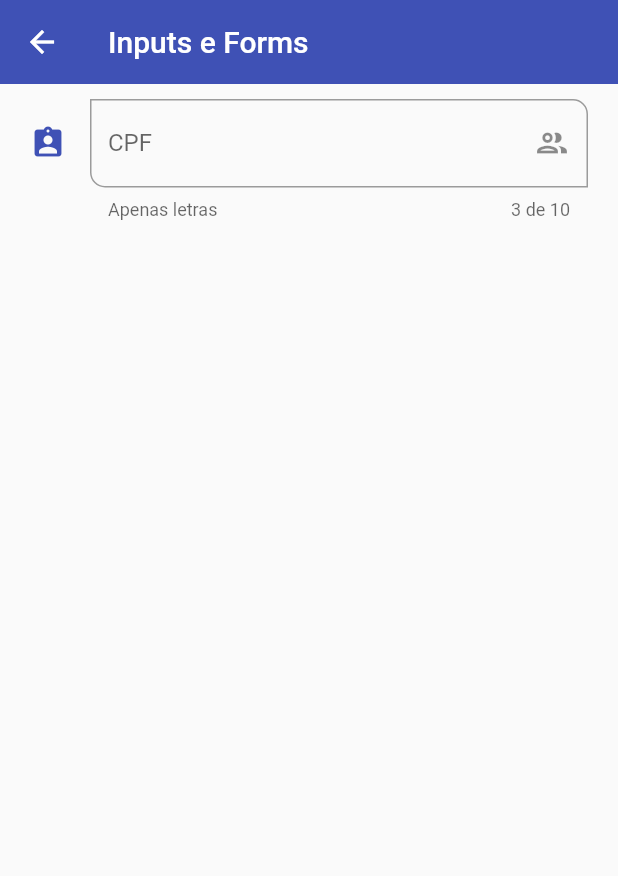
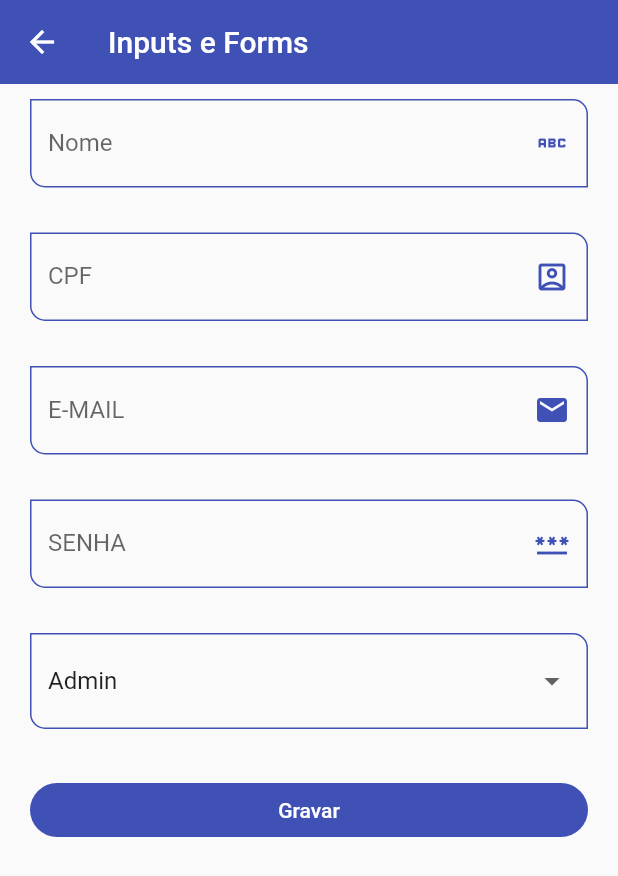
Before and after one commit to andreneri2004/components_flutter, a Flutter app: the InputsScreen screen opened by its route, on a phone screen of 412 x 824 dp. Shown: the top 876 px of the screen. Run offline on Flutter 3.47's test engine with Material 2 defaults, Android fonts, the phone set to English and light mode, and no system bars.

Commit message:
Slider e SwithListTitel

```diff
--- a/lib/router/app_routes.dart
+++ b/lib/router/app_routes.dart
@@ -12,8 +12,9 @@ class AppRoutes {
     MenuOption(route: 'listView1', name: 'List View 1', screen: const ListVie1Screen(), icon: Icons.list),
     MenuOption(route: 'listView2', name: 'List View 2', screen: const ListVie2Screen(), icon: Icons.list_alt),
     MenuOption(route: 'avatar', name: 'Avatar', screen: const AvatarScreen(), icon: Icons.child_care_rounded),
-     MenuOption(route: 'animated', name: 'Animação', screen: const AnimatedScreen(), icon: Icons.play_arrow_rounded),
-      MenuOption(route: 'inputs', name: 'Inputs', screen: const InputsScreen(), icon: Icons.input_rounded),
+    MenuOption(route: 'animated', name: 'Animação', screen: const AnimatedScreen(), icon: Icons.play_arrow_rounded),
+    MenuOption(route: 'inputs', name: 'Inputs', screen: const InputsScreen(), icon: Icons.input_rounded),
+     MenuOption(route: 'slider', name: 'Slider', screen: const SliderScreen(), icon: Icons.slow_motion_video_rounded)
   ];
 
   static Map<String, Widget Function(BuildContext)> getAppRoutes(){
--- a/lib/src/screens/inputs_screen.dart
+++ b/lib/src/screens/inputs_screen.dart
@@ -1,10 +1,16 @@
 import 'package:flutter/material.dart';
+import 'package:components/widgets/widgets.dart';
 
 class InputsScreen extends StatelessWidget {
   const InputsScreen({Key? key}) : super(key: key);
 
   @override
   Widget build(BuildContext context) {
+    //Quando se quer ter uma referência do componente
+    final GlobalKey<FormState> myFormKey = GlobalKey<FormState>();
+
+    final Map<String, String> formValues = {};
+
     return Scaffold(
       appBar: AppBar(
         title: const Text('Inputs e Forms'),
@@ -12,52 +18,70 @@ class InputsScreen extends StatelessWidget {
       body: SingleChildScrollView(
         child: Padding(
           padding: const EdgeInsets.symmetric(horizontal: 20, vertical: 10),
-          child: Column(
-            children: const [
-              CustomTextFormFild(),
-            ],
+          child: Form(
+            key: myFormKey,
+            child: Column(
+              children: [
+                CustomInputFild(
+                  labelText: 'Nome',
+                  sufixo: Icons.abc_outlined,
+                  formProperty: 'first_name',
+                  formValues: formValues,
+                ),
+                const SizedBox(height: 30),
+                CustomInputFild(
+                  labelText: 'CPF',
+                  sufixo: Icons.account_box_outlined,
+                  formProperty: 'cpf',
+                  formValues: formValues,
+                ),
+                const SizedBox(height: 30),
+                CustomInputFild(
+                    labelText: 'E-MAIL',
+                    sufixo: Icons.email,
+                    textInputType: TextInputType.emailAddress,
+                    formProperty: 'email',
+                    formValues: formValues),
+                const SizedBox(height: 30),
+                CustomInputFild(
+                    labelText: 'SENHA',
+                    sufixo: Icons.password,
+                    obscureText: true,
+                    formProperty: 'senha',
+                    formValues: formValues),
+                const SizedBox(height: 30),
+                DropdownButtonFormField<String>(
+                  value: "Admin",
+                  items: const [
+                    DropdownMenuItem(value: 'Admin', child: Text('Admin')),
+                    DropdownMenuItem(value: 'SuperUser', child: Text('SuperUser')),
+                    DropdownMenuItem(value: 'Develop', child: Text('Develop')),
+                    DropdownMenuItem(value: 'Jr. Develop', child: Text('Jr. Develop'),)
+                  ],
+                  onChanged: (value){
+                    formValues['role'] = value ?? "admin";
+                  }
+                  ),
+                  const SizedBox(height: 30),
+                ElevatedButton(
+                    onPressed: () {
+                      FocusManager.instance.primaryFocus?.unfocus();
+                      //Ativa as validações do formulário
+                      if (!myFormKey.currentState!.validate()) {
+                        print('Formulario não válido');
+                        return;
+                      }
+                      print(formValues);
+                    },
+                    child: const SizedBox(
+                      width: double.infinity,
+                      child: Text('Gravar', textAlign: TextAlign.center),
+                    ))
+              ],
+            ),
           ),
         ),
       ),
     );
   }
 }
-
-class CustomTextFormFild extends StatelessWidget {
-  const CustomTextFormFild({
-    Key? key,
-  }) : super(key: key);
-
-  @override
-  Widget build(BuildContext context) {
-    return TextFormField(
-      autofocus: false,
-      textCapitalization: TextCapitalization.words,
-      onChanged: (value) {},
-      validator: (value) {
-        if (value == null) return 'Campo obrigatório';
-        return value.length < 3 ? "Mínimo de 3 caracters" : null;
-      },
-      autovalidateMode: AutovalidateMode.onUserInteraction,
-      decoration: const InputDecoration(
-          hintText: 'CPF',
-          labelText: 'CPF',
-          helperText: 'Apenas letras',
-          counterText: '3 de 10',
-          suffixIcon: Icon(Icons.group_outlined),
-          icon: Icon(
-            Icons.assignment_ind,
-            color: Colors.indigo,
-          ),
-          focusedBorder: OutlineInputBorder(
-            borderSide: BorderSide(
-              color: Colors.green
-            )
-          ),
-          border: OutlineInputBorder(
-              borderRadius: BorderRadius.only(
-                  bottomLeft: Radius.circular(10),
-                  topRight: Radius.circular(10)))),
-    );
-  }
-}
--- a/lib/src/screens/screens.dart
+++ b/lib/src/screens/screens.dart
@@ -6,3 +6,4 @@ export 'package:components/src/screens/Inputs_screen.dart';
 export 'package:components/src/screens/home_screen.dart';
 export 'package:components/src/screens/listview1_screen.dart';
 export 'package:components/src/screens/listview2_screen.dart';
+export 'package:components/src/screens/slider_screen.dart';
--- a/lib/theme/app_theme.dart
+++ b/lib/theme/app_theme.dart
@@ -9,16 +9,29 @@ class AppTheme {
     textButtonTheme: TextButtonThemeData(
       style: TextButton.styleFrom(primary: primary),
     ),
-    floatingActionButtonTheme: const  FloatingActionButtonThemeData(
-      backgroundColor: primary
-    ),
+    floatingActionButtonTheme:
+        const FloatingActionButtonThemeData(backgroundColor: primary),
     elevatedButtonTheme: ElevatedButtonThemeData(
-      style: ElevatedButton.styleFrom(
-        elevation: 0,
-        primary: primary,
-        shape: const StadiumBorder()
-      )
-    ),
+        style: ElevatedButton.styleFrom(
+            elevation: 0, primary: primary, shape: const StadiumBorder())),
+    inputDecorationTheme: const InputDecorationTheme(
+        floatingLabelStyle: TextStyle(color: primary),
+        suffixIconColor: primary,
+        enabledBorder: OutlineInputBorder(
+            borderSide: BorderSide(color: primary),
+            borderRadius: BorderRadius.only(
+                bottomLeft: Radius.circular(10),
+                topRight: Radius.circular(10))),
+        focusedBorder: OutlineInputBorder(
+            borderSide: BorderSide(color: primary),
+            borderRadius: BorderRadius.only(
+                bottomLeft: Radius.circular(10),
+                topRight: Radius.circular(10))),
+        border: OutlineInputBorder(
+            borderSide: BorderSide(color: primary),
+            borderRadius: BorderRadius.only(
+                bottomLeft: Radius.circular(10),
+                topRight: Radius.circular(10)))),
   );
 
   static final ThemeData dartTheme = ThemeData.dark().copyWith(
--- /dev/null
+++ b/lib/widgets/custom_input_fild.dart
@@ -0,0 +1,55 @@
+import 'package:flutter/material.dart';
+
+class CustomInputFild extends StatelessWidget {
+  final String? labelText;
+  final String? helperText;
+  final String? counterText;
+  final IconData? icon;
+  final IconData? sufixo;
+  final bool? obscureText;
+  final TextInputType? textInputType;
+  final String formProperty;
+  final Map<String, String> formValues;
+
+  const CustomInputFild({
+    Key? key,
+    this.labelText,
+    this.helperText,
+    this.counterText,
+    this.icon,
+    this.sufixo,
+    this.obscureText = false,
+    this.textInputType = TextInputType.name,
+    required this.formProperty,
+    required this.formValues,
+  }) : super(key: key);
+
+  @override
+  Widget build(BuildContext context) {
+    return TextFormField(
+
+      obscureText: obscureText!,
+      keyboardType: textInputType,
+      autofocus: false,
+      textCapitalization: TextCapitalization.words,
+      onChanged: (value) => formValues[formProperty] = value,
+      validator: (value) {
+        if (value == null) return 'Campo obrigatório';
+        return value.length < 3 ? "Mínimo de 3 caracters" : null;
+      },
+      autovalidateMode: AutovalidateMode.onUserInteraction,
+      decoration: InputDecoration(
+        labelText: labelText,
+        helperText: helperText,
+        counterText: counterText,
+        suffixIcon: sufixo == null ? null : Icon(sufixo),
+        icon: icon == null
+            ? null
+            : Icon(
+                icon,
+                color: Colors.indigo,
+              ),
+      ),
+    );
+  }
+}
--- a/lib/widgets/widgets.dart
+++ b/lib/widgets/widgets.dart
@@ -1,2 +1,3 @@
 export 'package:components/widgets/custom_card1.dart';
 export 'package:components/widgets/custom_card2.dart';
+export 'package:components/widgets/custom_input_fild.dart';
```
Also changed, not shown: lib/src/screens/slider_screen.dart (added, +88 -0 lines).
